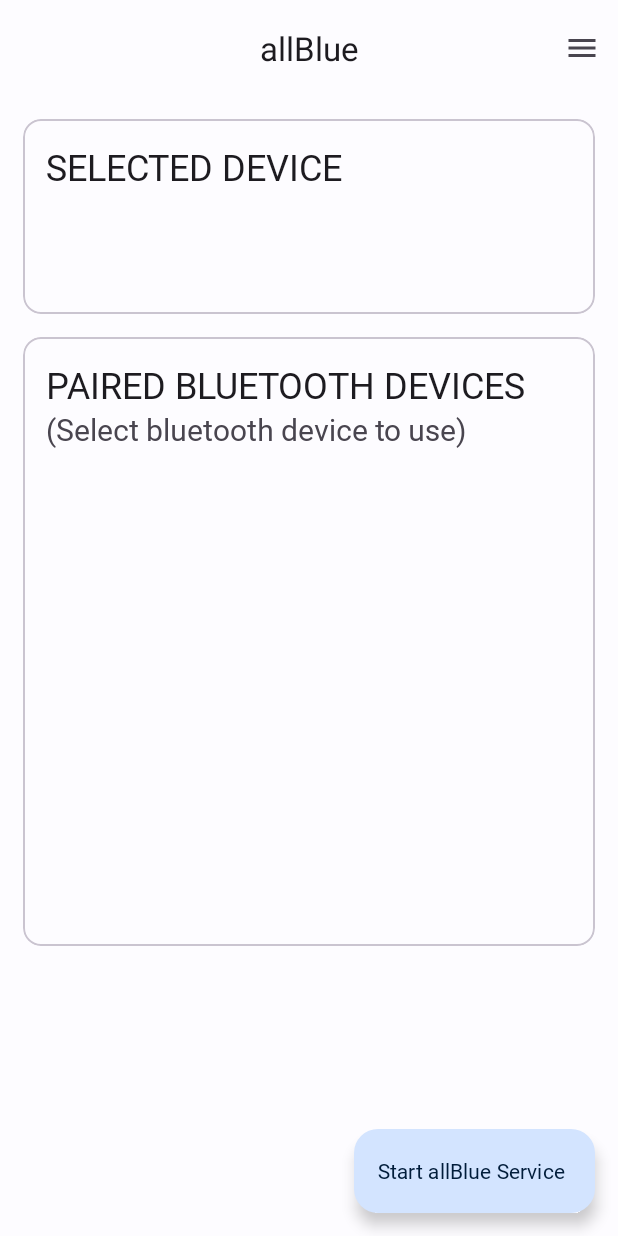
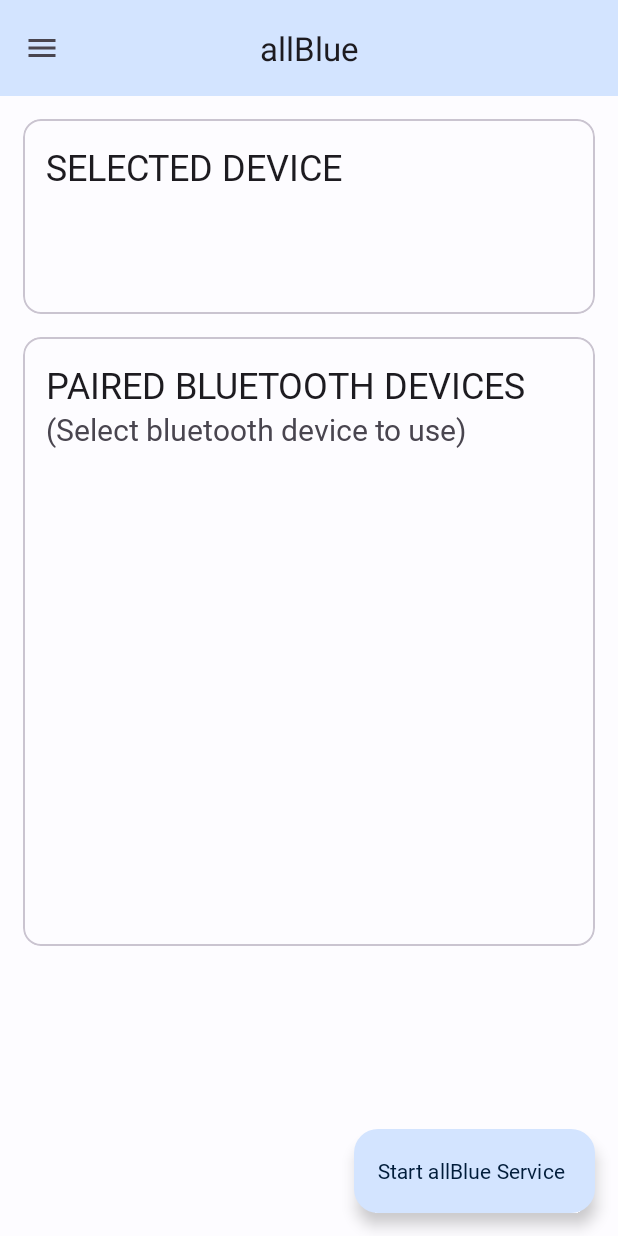
Before and after one commit to ibb2/allBlue-Kotlin, an Android app: the screen it shows after launch (MainActivity), on a phone screen of 412 x 824 dp. Run offline under Robolectric (Android 15) with nearby library versions, the phone set to English and light mode, and no system bars.

Commit message:
Status Bar title color changed to match appbar.

```diff
--- a/app/src/main/res/layout/activity_main.xml
+++ b/app/src/main/res/layout/activity_main.xml
@@ -8,6 +8,7 @@
 
     <com.google.android.material.appbar.AppBarLayout
         android:id="@+id/ap1"
+        android:elevation="4dp"
         android:layout_width="match_parent"
         android:layout_height="wrap_content"
         tools:ignore="MissingConstraints">
@@ -15,10 +16,11 @@
         <com.google.android.material.appbar.MaterialToolbar
             android:id="@+id/topAppBar"
             android:layout_width="match_parent"
+            android:background="@color/md_theme_light_primaryContainer"
             android:layout_height="?attr/actionBarSize"
             app:title="@string/page_title"
-            app:menu="@menu/top_app_bar"
-            app:titleCentered="true"/>
+            app:titleCentered="true"
+            app:navigationIcon="@drawable/baseline_menu_24" />
 
     </com.google.android.material.appbar.AppBarLayout>
 
--- a/app/src/main/res/values-night/themes.xml
+++ b/app/src/main/res/values-night/themes.xml
@@ -1,6 +1,6 @@
 <resources>
-
     <style name="AppTheme" parent="Theme.Material3.Dark.NoActionBar">
+        <item name="android:statusBarColor">@color/md_theme_dark_onPrimary</item>
         <item name="colorPrimary">@color/md_theme_dark_primary</item>
         <item name="colorOnPrimary">@color/md_theme_dark_onPrimary</item>
         <item name="colorPrimaryContainer">@color/md_theme_dark_primaryContainer</item>
--- a/app/src/main/res/values/themes.xml
+++ b/app/src/main/res/values/themes.xml
@@ -1,5 +1,6 @@
 <resources>
     <style name="Theme.AllBlueKotlin" parent="Theme.Material3.Light.NoActionBar">
+        <item name="android:statusBarColor">@color/md_theme_light_primaryContainer</item>
         <item name="colorPrimary">@color/md_theme_light_primary</item>
         <item name="colorOnPrimary">@color/md_theme_light_onPrimary</item>
         <item name="colorPrimaryContainer">@color/md_theme_light_primaryContainer</item>
```
